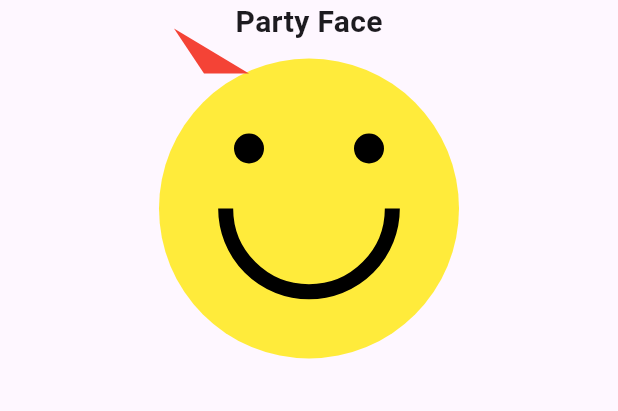
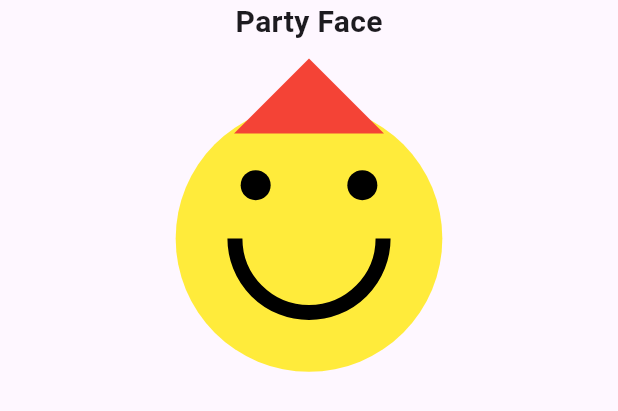
Before and after one commit to Nathan2055/csc4360-cw01, a Flutter app: what party() shows on an empty page, opened directly, on a phone screen of 412 x 824 dp. Shown: the top 411 px of the screen. Run offline on Flutter 3.47's test engine with Material 3 defaults, Android fonts, the phone set to English and light mode, and no system bars.

```diff
--- a/lib/main.dart
+++ b/lib/main.dart
@@ -62,7 +62,7 @@ Column party() {
         'Party Face',
         style: TextStyle(fontSize: 20, fontWeight: FontWeight.bold),
       ),
-      SizedBox(height: 10),
+      SizedBox(height: 30),
       SizedBox(
         height: 200,
         child: CustomPaint(
@@ -84,7 +84,9 @@ class ShapesDemoScreen extends StatelessWidget {
         padding: const EdgeInsets.all(16.0),
         child: Column(
           crossAxisAlignment: CrossAxisAlignment.start,
-          children: [smiley(), frowny(), party()],
+          //children: [smiley(), frowny(), party()],
+          //only show party emoji for now
+          children: [party()],
         ),
       ),
     );
@@ -177,7 +179,7 @@ class FrownyPainter extends CustomPainter {
 class PartyPainter extends CustomPainter {
   @override
   void paint(Canvas canvas, Size size) {
-    final radius = min(size.width, size.height) / 2;
+    final radius = min(size.width, size.height) / 2.25;
     final center = Offset(size.width / 2, size.height / 2);
 
     // Draw the body
@@ -213,9 +215,10 @@ class PartyPainter extends CustomPainter {
       ..color = Colors.red
       ..style = PaintingStyle.fill;
     final hatPath = Path()
-      ..moveTo(center.dx - 70, center.dy - 90) // bottom left
-      ..lineTo(center.dx - 40, center.dy - 90) // bottom right
-      ..lineTo(center.dx - 90, center.dy - 120) // top
+      ..moveTo(center.dx - 50, center.dy - 70) // bottom left
+      ..lineTo(center.dx + 50, center.dy - 70) // bottom right
+      //..lineTo(center.dx - 20, center.dy - 120) // top
+      ..lineTo(center.dx, center.dy - 120) // top
       ..close();
     canvas.drawPath(hatPath, hatPaint);
   }
```
